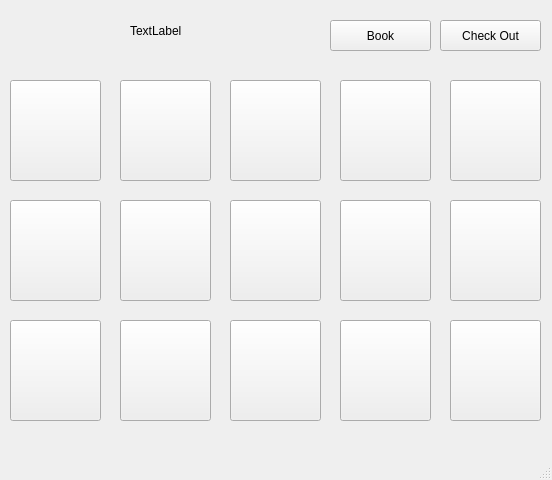
Qt form mainwindow.ui (blendjam/Bookspot) before a commit.
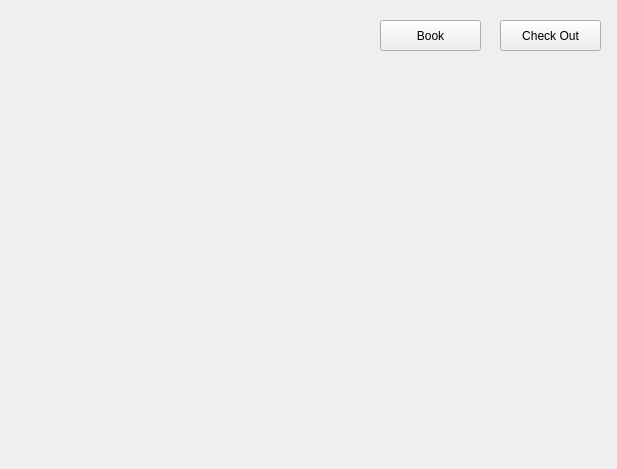
The same form after that commit.

The edit to the form file:
```diff
--- a/mainwindow.ui
+++ b/mainwindow.ui
@@ -6,8 +6,8 @@
    <rect>
     <x>0</x>
     <y>0</y>
-    <width>552</width>
-    <height>480</height>
+    <width>617</width>
+    <height>469</height>
    </rect>
   </property>
   <property name="windowTitle">
@@ -20,7 +20,7 @@
    <widget class="QPushButton" name="pushButton">
     <property name="geometry">
      <rect>
-      <x>330</x>
+      <x>380</x>
       <y>20</y>
       <width>101</width>
       <height>31</height>
@@ -30,39 +30,10 @@
      <string>Book</string>
     </property>
    </widget>
-   <widget class="QLabel" name="status">
+   <widget class="QPushButton" name="pushButton_close">
     <property name="geometry">
      <rect>
-      <x>130</x>
-      <y>20</y>
-      <width>61</width>
-      <height>21</height>
-     </rect>
-    </property>
-    <property name="text">
-     <string>TextLabel</string>
-    </property>
-   </widget>
-   <widget class="QPushButton" name="pushButton_2">
-    <property name="geometry">
-     <rect>
-      <x>230</x>
-      <y>80</y>
-      <width>91</width>
-      <height>101</height>
-     </rect>
-    </property>
-    <property name="styleSheet">
-     <string notr="true"/>
-    </property>
-    <property name="text">
-     <string/>
-    </property>
-   </widget>
-   <widget class="QPushButton" name="pushButton_3">
-    <property name="geometry">
-     <rect>
-      <x>440</x>
+      <x>500</x>
       <y>20</y>
       <width>101</width>
       <height>31</height>
@@ -72,248 +43,24 @@
      <string>Check Out</string>
     </property>
    </widget>
-   <widget class="QPushButton" name="pushButton_4">
+   <widget class="QWidget" name="gridLayoutWidget">
     <property name="geometry">
      <rect>
-      <x>120</x>
-      <y>80</y>
-      <width>91</width>
-      <height>101</height>
+      <x>20</x>
+      <y>70</y>
+      <width>581</width>
+      <height>361</height>
      </rect>
     </property>
-    <property name="styleSheet">
-     <string notr="true"/>
-    </property>
-    <property name="text">
-     <string/>
-    </property>
+    <layout class="QGridLayout" name="gridLayout" rowstretch="0">
+     <property name="sizeConstraint">
+      <enum>QLayout::SetMaximumSize</enum>
+     </property>
+     <property name="spacing">
+      <number>20</number>
+     </property>
+    </layout>
    </widget>
-   <widget class="QPushButton" name="pushButton_5">
-    <property name="geometry">
-     <rect>
-      <x>10</x>
-      <y>80</y>
-      <width>91</width>
-      <height>101</height>
-     </rect>
-    </property>
-    <property name="styleSheet">
-     <string notr="true"/>
-    </property>
-    <property name="text">
-     <string/>
-    </property>
-   </widget>
-   <widget class="QPushButton" name="pushButton_6">
-    <property name="geometry">
-     <rect>
-      <x>340</x>
-      <y>80</y>
-      <width>91</width>
-      <height>101</height>
-     </rect>
-    </property>
-    <property name="styleSheet">
-     <string notr="true"/>
-    </property>
-    <property name="text">
-     <string/>
-    </property>
-   </widget>
-   <widget class="QPushButton" name="pushButton_7">
-    <property name="geometry">
-     <rect>
-      <x>450</x>
-      <y>80</y>
-      <width>91</width>
-      <height>101</height>
-     </rect>
-    </property>
-    <property name="styleSheet">
-     <string notr="true"/>
-    </property>
-    <property name="text">
-     <string/>
-    </property>
-   </widget>
-   <widget class="QPushButton" name="pushButton_8">
-    <property name="geometry">
-     <rect>
-      <x>10</x>
-      <y>200</y>
-      <width>91</width>
-      <height>101</height>
-     </rect>
-    </property>
-    <property name="styleSheet">
-     <string notr="true"/>
-    </property>
-    <property name="text">
-     <string/>
-    </property>
-   </widget>
-   <widget class="QPushButton" name="pushButton_9">
-    <property name="geometry">
-     <rect>
-      <x>450</x>
-      <y>200</y>
-      <width>91</width>
-      <height>101</height>
-     </rect>
-    </property>
-    <property name="styleSheet">
-     <string notr="true"/>
-    </property>
-    <property name="text">
-     <string/>
-    </property>
-   </widget>
-   <widget class="QPushButton" name="pushButton_10">
-    <property name="geometry">
-     <rect>
-      <x>230</x>
-      <y>200</y>
-      <width>91</width>
-      <height>101</height>
-     </rect>
-    </property>
-    <property name="styleSheet">
-     <string notr="true"/>
-    </property>
-    <property name="text">
-     <string/>
-    </property>
-   </widget>
-   <widget class="QPushButton" name="pushButton_11">
-    <property name="geometry">
-     <rect>
-      <x>340</x>
-      <y>200</y>
-      <width>91</width>
-      <height>101</height>
-     </rect>
-    </property>
-    <property name="styleSheet">
-     <string notr="true"/>
-    </property>
-    <property name="text">
-     <string/>
-    </property>
-   </widget>
-   <widget class="QPushButton" name="pushButton_12">
-    <property name="geometry">
-     <rect>
-      <x>120</x>
-      <y>200</y>
-      <width>91</width>
-      <height>101</height>
-     </rect>
-    </property>
-    <property name="styleSheet">
-     <string notr="true"/>
-    </property>
-    <property name="text">
-     <string/>
-    </property>
-   </widget>
-   <widget class="QPushButton" name="pushButton_13">
-    <property name="geometry">
-     <rect>
-      <x>120</x>
-      <y>320</y>
-      <width>91</width>
-      <height>101</height>
-     </rect>
-    </property>
-    <property name="styleSheet">
-     <string notr="true"/>
-    </property>
-    <property name="text">
-     <string/>
-    </property>
-   </widget>
-   <widget class="QPushButton" name="pushButton_14">
-    <property name="geometry">
-     <rect>
-      <x>230</x>
-      <y>320</y>
-      <width>91</width>
-      <height>101</height>
-     </rect>
-    </property>
-    <property name="styleSheet">
-     <string notr="true"/>
-    </property>
-    <property name="text">
-     <string/>
-    </property>
-   </widget>
-   <widget class="QPushButton" name="pushButton_15">
-    <property name="geometry">
-     <rect>
-      <x>340</x>
-      <y>320</y>
-      <width>91</width>
-      <height>101</height>
-     </rect>
-    </property>
-    <property name="styleSheet">
-     <string notr="true"/>
-    </property>
-    <property name="text">
-     <string/>
-    </property>
-   </widget>
-   <widget class="QPushButton" name="pushButton_16">
-    <property name="geometry">
-     <rect>
-      <x>450</x>
-      <y>320</y>
-      <width>91</width>
-      <height>101</height>
-     </rect>
-    </property>
-    <property name="styleSheet">
-     <string notr="true"/>
-    </property>
-    <property name="text">
-     <string/>
-    </property>
-   </widget>
-   <widget class="QPushButton" name="pushButton_17">
-    <property name="geometry">
-     <rect>
-      <x>10</x>
-      <y>320</y>
-      <width>91</width>
-      <height>101</height>
-     </rect>
-    </property>
-    <property name="styleSheet">
-     <string notr="true"/>
-    </property>
-    <property name="text">
-     <string/>
-    </property>
-   </widget>
-   <zorder>pushButton_2</zorder>
-   <zorder>pushButton</zorder>
-   <zorder>status</zorder>
-   <zorder>pushButton_3</zorder>
-   <zorder>pushButton_4</zorder>
-   <zorder>pushButton_5</zorder>
-   <zorder>pushButton_6</zorder>
-   <zorder>pushButton_7</zorder>
-   <zorder>pushButton_8</zorder>
-   <zorder>pushButton_9</zorder>
-   <zorder>pushButton_10</zorder>
-   <zorder>pushButton_11</zorder>
-   <zorder>pushButton_12</zorder>
-   <zorder>pushButton_13</zorder>
-   <zorder>pushButton_14</zorder>
-   <zorder>pushButton_15</zorder>
-   <zorder>pushButton_16</zorder>
-   <zorder>pushButton_17</zorder>
   </widget>
   <widget class="QMenuBar" name="menubar">
    <property name="geometry">
@@ -325,7 +72,6 @@
     </rect>
    </property>
   </widget>
-  <widget class="QStatusBar" name="statusbar"/>
  </widget>
  <resources/>
  <connections/>
```
Left out of the diff: 4 changed lines with no effect on the pictures.
